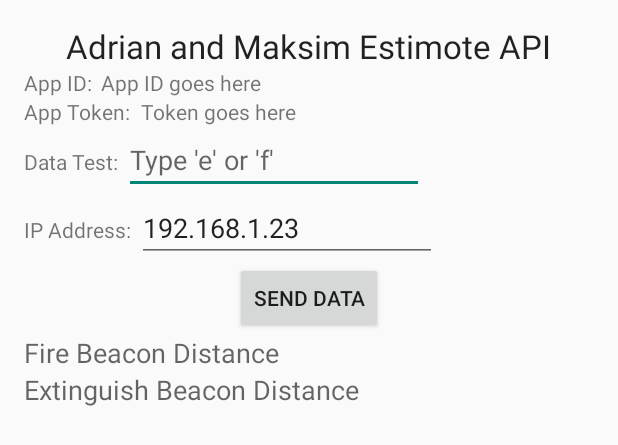
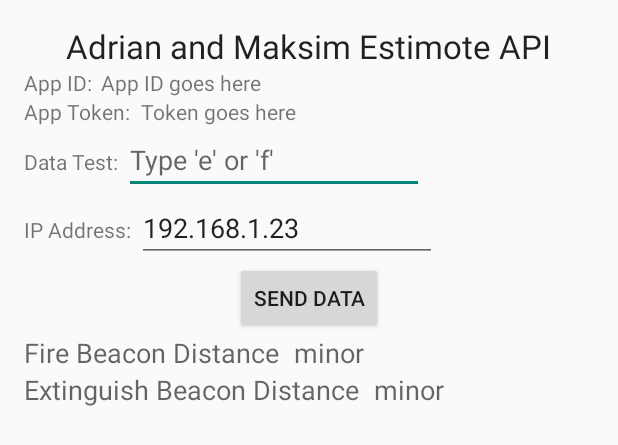
Before and after one commit to adriantodorov/EstimoteToUnityAPI, an Android app: the layout activity_main.xml on its own in the app's theme, with its tools: preview values and no code run, on a phone screen of 412 x 824 dp. Shown: the top 445 px of the screen. Run offline under Robolectric (Android 15) with nearby library versions, the phone set to English and light mode, and no system bars.

```diff
--- a/app/src/main/res/layout/activity_main.xml
+++ b/app/src/main/res/layout/activity_main.xml
@@ -105,6 +105,11 @@
         android:id="@+id/sendDataButton"
         android:layout_gravity="center_horizontal" />
 
+    <LinearLayout
+        android:orientation="horizontal"
+        android:layout_width="match_parent"
+        android:layout_height="wrap_content">
+
         <TextView
             android:layout_width="wrap_content"
             android:layout_height="wrap_content"
@@ -116,7 +121,30 @@
             android:layout_width="wrap_content"
             android:layout_height="wrap_content"
             android:textAppearance="?android:attr/textAppearanceMedium"
+            android:text="minor"
+            android:id="@+id/minorFire"
+            android:layout_marginLeft="10dp" />
+    </LinearLayout>
+
+    <LinearLayout
+        android:orientation="horizontal"
+        android:layout_width="wrap_content"
+        android:layout_height="wrap_content">
+
+        <TextView
+            android:layout_width="wrap_content"
+            android:layout_height="wrap_content"
+            android:textAppearance="?android:attr/textAppearanceMedium"
             android:text="Extinguish Beacon Distance"
             android:id="@+id/distanceExtinguish" />
 
+        <TextView
+            android:layout_width="wrap_content"
+            android:layout_height="wrap_content"
+            android:textAppearance="?android:attr/textAppearanceMedium"
+            android:text="minor"
+            android:id="@+id/minorExting"
+            android:layout_marginLeft="10dp" />
     </LinearLayout>
+
+</LinearLayout>
```
Also changed, not shown: app/src/main/java/adriantodorov/estimotetounityapi/MainActivity.java (+36 -11 lines). Lines whose indentation alone changed are shown as unchanged.
